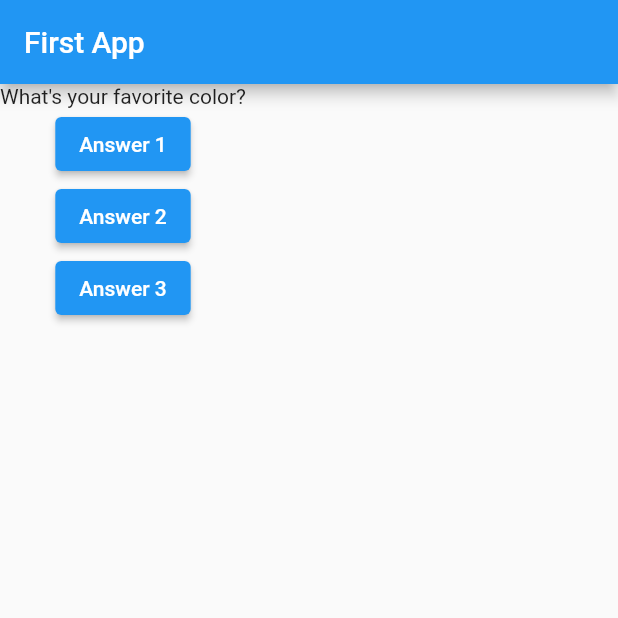
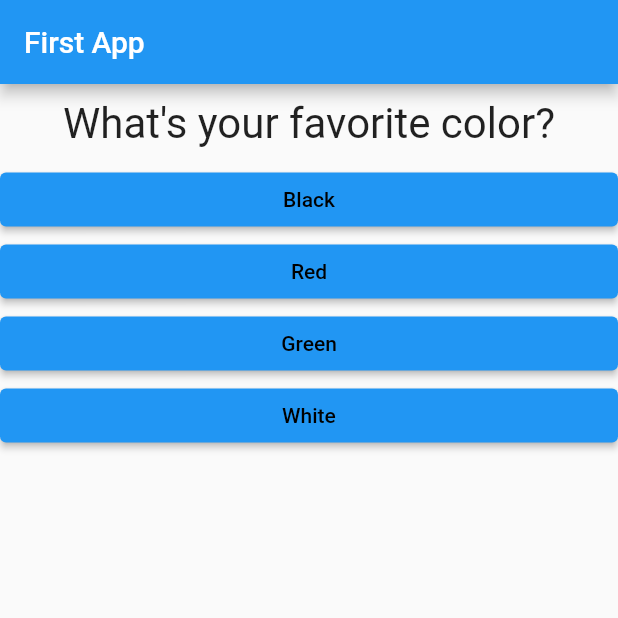
Before and after one commit to saralaya00/flutest, a Flutter app: the screen it shows after launch, on a phone screen of 412 x 824 dp, the top half of it. Run offline on Flutter 3.47's test engine with Material 2 defaults, Android fonts, the phone set to English and light mode, and no system bars.

Commit message:
Questions with Stateless widgets

```diff
--- /dev/null
+++ b/projects/flutter_complete_guide/lib/answer.dart
@@ -0,0 +1,23 @@
+import 'package:flutter/material.dart';
+
+class Answer extends StatelessWidget {
+  final Function selectHandler;
+  final String answerText;
+
+  Answer(this.selectHandler, this.answerText);
+
+  @override
+  Widget build(BuildContext context) {
+    return Container(
+      width: double.infinity,
+      child: ElevatedButton(
+        style: ButtonStyle(
+          foregroundColor: MaterialStateProperty.all(Colors.black),
+          backgroundColor: MaterialStateProperty.all(Colors.blue),
+        ),
+        child: Text(answerText),
+        onPressed: selectHandler,
+      ),
+    );
+  }
+}
--- a/projects/flutter_complete_guide/lib/main.dart
+++ b/projects/flutter_complete_guide/lib/main.dart
@@ -1,4 +1,6 @@
 import 'package:flutter/material.dart';
+import './question.dart';
+import './answer.dart';
 
 void main() => runApp(MyApp());
 
@@ -21,35 +23,30 @@ class _MyAppState extends State<MyApp> {
 
   @override
   Widget build(BuildContext context) {
-    var questions = [
-      "What's your favorite color?",
-      "What's your favorite animal?",
+    final questions = const [
+      {
+        'questionText': "What's your favorite color?",
+        'answers': ['Black', 'Red', 'Green', 'White']
+      },
+      {
+        'questionText': "What's your favorite animal?",
+        'answers': ['Duck', 'Cat', 'Cow', 'Donkaay']
+      },
+      {
+        'questionText': "What's the answer to this question?",
+        'answers': ['this', 'this', 'this', 'this']
+      },
     ];
 
     return MaterialApp(home: Scaffold(
       appBar: AppBar(title: Text("First App")),
       body: Column(children: [
-        Text(questions[_questionIndex]),
-        ElevatedButton(child: Text("Answer 1"), onPressed: _answerQuestion),
-        ElevatedButton(child: Text("Answer 2"), onPressed: () => print("Answer 2")),
-        ElevatedButton(child: Text("Answer 3"), onPressed: () => {
-          print("Big Anon")
-        },),
+        Question(questions[_questionIndex]['questionText']),
+        ...(questions[_questionIndex]['answers'] as List<String>).map((answer) {
+          return Answer(_answerQuestion, answer);
+        }).toList()
       ],),
       // Person("Ace", 26).toString())
     ));
   }
 }
-
-class Person {
-  String name;
-  int age;
-
-  Person(this.name, this.age) {
-  }
-
-  @override
-  String toString() {
-    return "Name:" + this.name + " Age:" + this.age.toString();
-  }
-}
--- /dev/null
+++ b/projects/flutter_complete_guide/lib/question.dart
@@ -0,0 +1,20 @@
+import 'package:flutter/material.dart';
+
+class Question extends StatelessWidget {
+  final String questionText;
+
+  Question(this.questionText);
+
+  @override
+  Widget build(BuildContext context) {
+    return Container(
+      width: double.infinity,
+      margin: EdgeInsets.all(10),
+      child: Text(
+        questionText,
+        style: TextStyle(fontSize: 28,),
+        textAlign: TextAlign.center,
+      ),
+    );
+  }
+}
```
